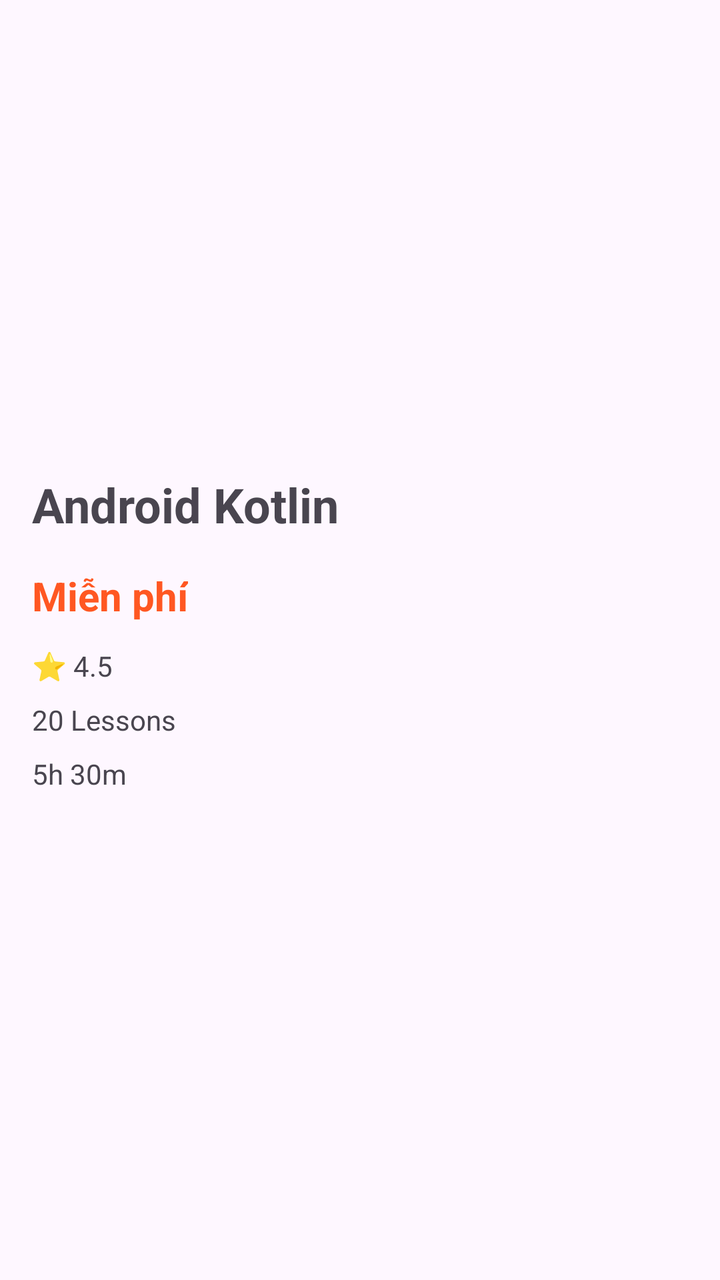
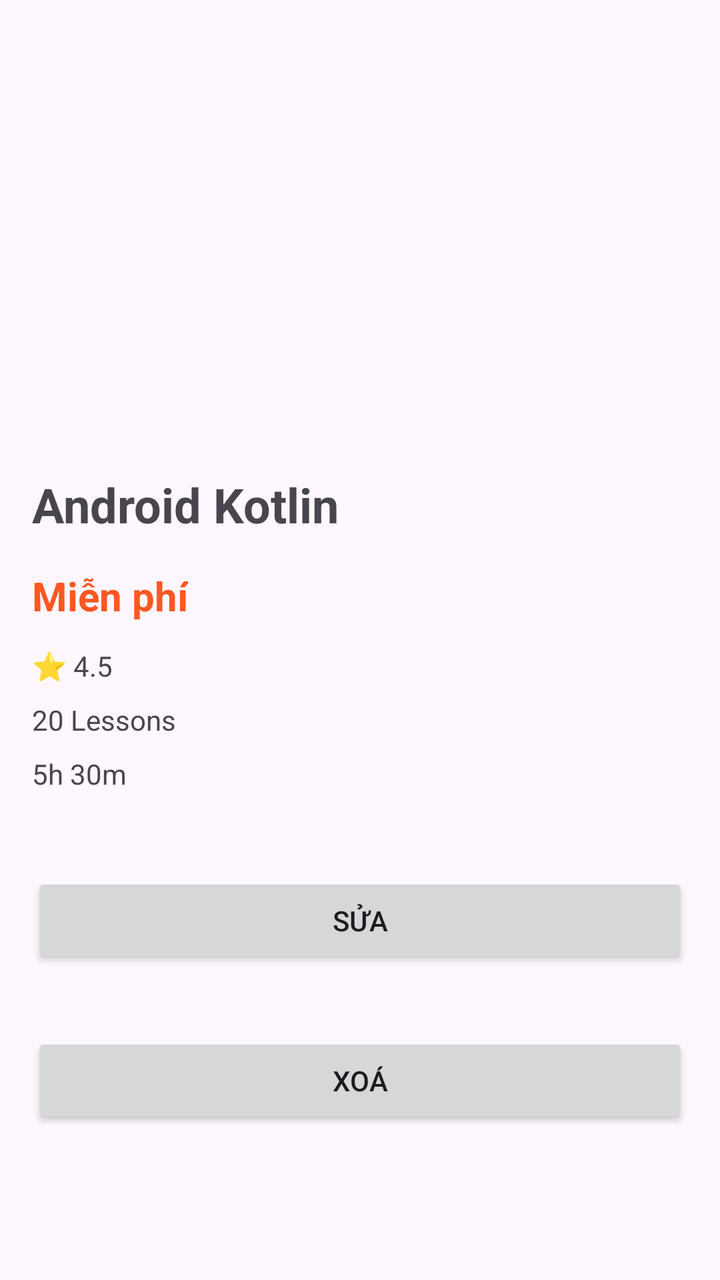

The first picture is an Android layout as it rendered before a commit; the second is the same layout after the commit. The layout source and the unified diff follow.
<!-- AndroidManifest.xml: application theme Theme.StudyAndroid -->
<!-- res/layout/activity_course_detail.xml -->
<?xml version="1.0" encoding="utf-8"?>
<ScrollView xmlns:android="http://schemas.android.com/apk/res/android"
    android:layout_width="match_parent"
    android:layout_height="match_parent">

    <LinearLayout
        android:layout_width="match_parent"
        android:layout_height="wrap_content"
        android:orientation="vertical">

        <ImageView
            android:id="@+id/imgCourse"
            android:layout_width="match_parent"
            android:layout_height="220dp"
            android:scaleType="centerCrop" />

        <TextView
            android:id="@+id/txtTitle"
            android:layout_width="match_parent"
            android:layout_height="wrap_content"
            android:layout_margin="16dp"
            android:text="Android Kotlin"
            android:textSize="24sp"
            android:textStyle="bold" />

        <TextView
            android:id="@+id/txtPrice"
            android:layout_width="wrap_content"
            android:layout_height="wrap_content"
            android:layout_marginStart="16dp"
            android:text="Miễn phí"
            android:textColor="#FF5722"
            android:textSize="20sp"
            android:textStyle="bold" />

        <TextView
            android:id="@+id/txtRating"
            android:layout_width="wrap_content"
            android:layout_height="wrap_content"
            android:layout_marginStart="16dp"
            android:layout_marginTop="12dp"
            android:text="⭐ 4.5" />

        <TextView
            android:id="@+id/txtLesson"
            android:layout_width="wrap_content"
            android:layout_height="wrap_content"
            android:layout_marginStart="16dp"
            android:layout_marginTop="8dp"
            android:text="20 Lessons" />

        <TextView
            android:id="@+id/txtDuration"
            android:layout_width="wrap_content"
            android:layout_height="wrap_content"
            android:layout_marginStart="16dp"
            android:layout_marginTop="8dp"
            android:layout_marginBottom="24dp"
            android:text="5h 30m" />

    </LinearLayout>

</ScrollView>
<!-- resources referenced by this layout -->
<resources>
  <style name="Theme.StudyAndroid" parent="Base.Theme.StudyAndroid" />
  <style name="Base.Theme.StudyAndroid" parent="Theme.Material3.DayNight.NoActionBar">
          
          
      </style>
</resources>

<!-- the commit's change to res/layout/activity_course_detail.xml (unified diff, before → after) -->
@@ -58,6 +58,20 @@
             android:layout_marginBottom="24dp"
             android:text="5h 30m" />
 
+        <Button
+            android:id="@+id/btnEdit"
+            android:layout_width="match_parent"
+            android:layout_height="wrap_content"
+            android:layout_margin="16dp"
+            android:text="Sửa" />
+
+        <Button
+            android:id="@+id/btnDelete"
+            android:layout_width="match_parent"
+            android:layout_height="wrap_content"
+            android:layout_margin="16dp"
+            android:text="Xoá" />
+
     </LinearLayout>
 
 </ScrollView>
